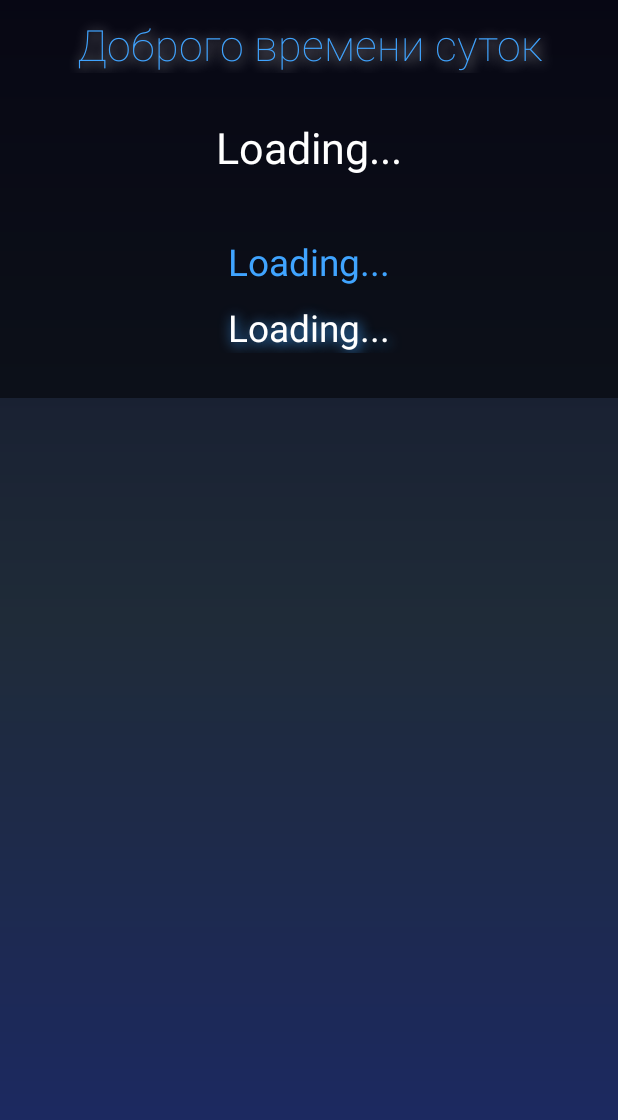
After one commit to YaroslavAlmazoff/ChatLog-mobile, an Android app: the layout activity_home.xml on its own in the app's theme, with its tools: preview values and no code run, on a phone screen of 412 x 824 dp. The commit adds this screen. Shown: the top 1120 px of the screen. Run offline under Robolectric (Android 15) with nearby library versions, the phone set to English and light mode, and no system bars; Roboto replaces fonts that are not available here.

Commit message:
home page top

```diff
--- a/app/build.gradle
+++ b/app/build.gradle
@@ -41,4 +41,5 @@ dependencies {
     androidTestImplementation 'androidx.test.ext:junit:1.1.5'
     androidTestImplementation 'androidx.test.espresso:espresso-core:3.5.1'
     implementation 'com.github.SanojPunchihewa:GlowButton:1.0.1'
+    implementation 'com.squareup.picasso:picasso:2.8'
 }
--- a/app/src/main/AndroidManifest.xml
+++ b/app/src/main/AndroidManifest.xml
@@ -2,7 +2,8 @@
 <manifest xmlns:android="http://schemas.android.com/apk/res/android"
     xmlns:tools="http://schemas.android.com/tools"
     package="com.chatlog.chatlog">
-    <uses-permission android:name="android.permission.INTERNET"/>
+
+    <uses-permission android:name="android.permission.INTERNET" />
 
     <application
         android:allowBackup="true"
@@ -14,6 +15,9 @@
         android:supportsRtl="true"
         android:theme="@style/Theme.ChatLog"
         tools:targetApi="31">
+        <activity
+            android:name=".HomeActivity"
+            android:exported="false" />
         <activity
             android:name=".RegisterActivity"
             android:exported="false" />
--- a/app/src/main/java/com/chatlog/chatlog/Constants.kt
+++ b/app/src/main/java/com/chatlog/chatlog/Constants.kt
@@ -2,4 +2,5 @@ package com.chatlog.chatlog
 
 class Constants {
     val SITE_NAME = "https://chatlog.ru/api/"
+    val WEATHER_API_KEY = "928ba56fdc47f5fe29a01f2ae34f87f3"
 }
--- a/app/src/main/java/com/chatlog/chatlog/LoginActivity.kt
+++ b/app/src/main/java/com/chatlog/chatlog/LoginActivity.kt
@@ -80,7 +80,7 @@ class LoginActivity : AppCompatActivity() {
         runHomeActivity()
     }
     private fun runHomeActivity() {
-        val intent = Intent(this, MainActivity::class.java)
+        val intent = Intent(this, HomeActivity::class.java)
         startActivity(intent)
     }
 }
--- a/app/src/main/java/com/chatlog/chatlog/RegisterActivity.kt
+++ b/app/src/main/java/com/chatlog/chatlog/RegisterActivity.kt
@@ -115,7 +115,7 @@ class RegisterActivity : AppCompatActivity() {
     }
 
     private fun runHomeActivity() {
-        val intent = Intent(this, MainActivity::class.java)
+        val intent = Intent(this, HomeActivity::class.java)
         startActivity(intent)
     }
 }
--- /dev/null
+++ b/app/src/main/res/layout/activity_home.xml
@@ -0,0 +1,78 @@
+<?xml version="1.0" encoding="utf-8"?>
+<ScrollView xmlns:android="http://schemas.android.com/apk/res/android"
+    xmlns:app="http://schemas.android.com/apk/res-auto"
+    xmlns:tools="http://schemas.android.com/tools"
+    android:layout_width="match_parent"
+    android:layout_height="match_parent"
+    android:background="@drawable/gradient0"
+    tools:context=".HomeActivity">
+    <LinearLayout
+        android:layout_width="match_parent"
+        android:layout_height="wrap_content"
+        android:orientation="vertical">
+        <TextView
+            android:id="@+id/home_greeting"
+            android:layout_width="match_parent"
+            android:layout_height="wrap_content"
+            android:text="@string/home_default_greeting"
+            android:textColor="@color/neon_blue"
+            android:fontFamily="sans-serif-thin"
+            android:textSize="13pt"
+            android:shadowColor="@color/white"
+            android:shadowDx="2"
+            android:shadowDy="2"
+            android:shadowRadius="10"
+            android:background="@color/transparent_dark_ultra"
+            android:textAlignment="center"
+            android:paddingTop="10dp" />
+        <TextView
+            android:id="@+id/home_time"
+            android:layout_width="match_parent"
+            android:layout_height="wrap_content"
+            android:paddingTop="30dp"
+            android:textColor="@color/white"
+            android:textSize="13pt"
+            android:textAlignment="center"
+            android:background="@color/transparent_dark_ultra"
+            android:text="@string/loading"/>
+        <androidx.constraintlayout.widget.ConstraintLayout
+            android:id="@+id/weather"
+            android:background="@color/transparent_dark_ultra"
+            android:paddingTop="30dp"
+            android:paddingBottom="30dp"
+            android:layout_width="match_parent"
+            android:layout_height="wrap_content">
+            <TextView
+                android:id="@+id/weather_city"
+                android:layout_width="match_parent"
+                android:layout_height="wrap_content"
+                android:textColor="@color/neon_blue"
+                android:text="@string/loading"
+                android:textAlignment="center"
+                android:textSize="11pt"
+                android:layout_marginTop="10dp"
+                app:layout_constraintTop_toTopOf="parent"/>
+            <TextView
+                android:id="@+id/weather_text"
+                android:layout_width="match_parent"
+                android:layout_height="wrap_content"
+                android:textColor="@color/white"
+                android:text="@string/loading"
+                android:shadowColor="@color/neon_blue"
+                android:shadowDx="2"
+                android:shadowDy="2"
+                android:shadowRadius="10"
+                android:textAlignment="center"
+                android:textSize="11pt"
+                android:layout_marginTop="10dp"
+                app:layout_constraintTop_toBottomOf="@id/weather_city"/>
+            <ImageView
+                android:id="@+id/weather_image"
+                android:layout_width="wrap_content"
+                android:layout_height="wrap_content"
+                app:layout_constraintTop_toBottomOf="@id/weather_text"
+                app:layout_constraintStart_toStartOf="parent"
+                app:layout_constraintEnd_toEndOf="parent"/>
+        </androidx.constraintlayout.widget.ConstraintLayout>
+    </LinearLayout>
+</ScrollView>
--- a/app/src/main/res/values/strings.xml
+++ b/app/src/main/res/values/strings.xml
@@ -41,4 +41,9 @@
     <string name="login_email_error">Введен некорректный email</string>
     <string name="login_password_error">Пароль не должен быть пустым</string>
 
+    <string name="home_default_greeting">Доброго времени суток</string>
+    <string name="home_default_time">00:00:00</string>
+    <string name="home_default_city">Ваш город</string>
+    <string name="home_default_text">0, Хорошая погода</string>
+    <string name="loading">Loading...</string>
 </resources>
```
Also changed, not shown: app/src/main/java/com/chatlog/chatlog/HomeActivity.kt (added, +81 -0 lines), app/src/main/java/com/chatlog/chatlog/MainActivity.kt (+9 -0 lines), app/src/main/java/com/chatlog/chatlog/Utils.kt (+23 -0 lines).
